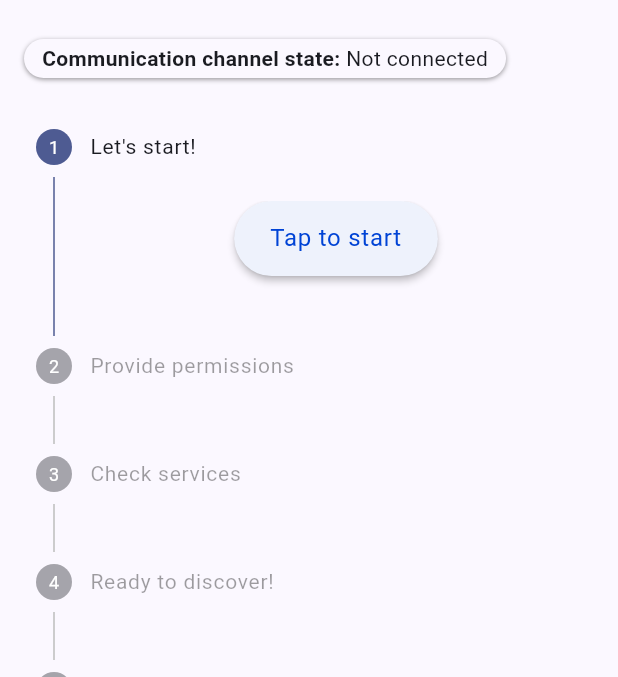
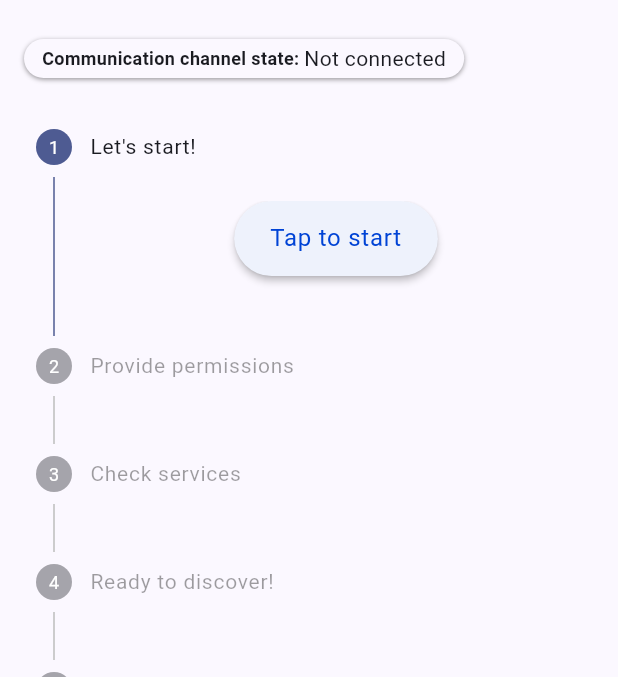
Before and after one commit to ksenia312/nearby_service, a Flutter app: the screen it shows after launch, on a phone screen of 412 x 824 dp, the part 63-740 px from its top. Run offline on Flutter 3.47's test engine with Material 3 defaults, Android fonts, the phone set to English and light mode, and no system bars; our stand-ins replace file_picker, plugin_platform_interface.

Commit message:
version 0.1.3

```diff
--- a/example/pubspec.yaml
+++ b/example/pubspec.yaml
@@ -9,7 +9,7 @@ environment:
 
 dependencies:
   provider: ^6.1.1
-  file_picker: ^6.1.1
+  file_picker: ^10.0.0
   flutter:
     sdk: flutter
 
@@ -22,7 +22,7 @@ dependencies:
 dev_dependencies:
   flutter_test:
     sdk: flutter
-  flutter_lints: ^3.0.1
+  flutter_lints: ^5.0.0
 
 flutter:
   uses-material-design: true
--- a/example_full/lib/presentation/components/device_preview.dart
+++ b/example_full/lib/presentation/components/device_preview.dart
@@ -19,7 +19,7 @@ class DevicePreview extends StatelessWidget {
     final color = device.status.isConnected ? kGreenColor : kGreyColor;
 
     final avatar = CircleAvatar(
-      backgroundColor: kBlueColor.withOpacity(0.7),
+      backgroundColor: kBlueColor.withValues(alpha: 0.7),
       foregroundColor: kWhiteColor,
       maxRadius: largeView ? 100 : 30,
       child: Padding(
--- a/example_full/lib/presentation/components/info_panel.dart
+++ b/example_full/lib/presentation/components/info_panel.dart
@@ -120,7 +120,7 @@ class _InfoChip extends StatelessWidget {
         boxShadow: [
           BoxShadow(
             blurRadius: 2,
-            color: Theme.of(context).shadowColor.withOpacity(0.4),
+            color: Theme.of(context).shadowColor.withValues(alpha: 0.4),
             offset: const Offset(0, 1),
           ),
         ],
@@ -133,13 +133,16 @@ class _InfoChip extends StatelessWidget {
             '$label: ',
             style: TextStyle(
               fontWeight: FontWeight.bold,
+              fontSize: 12,
               color: Theme.of(context).colorScheme.onSurface,
             ),
           ),
-          Text(
-            value,
-            style: TextStyle(
-              color: Theme.of(context).colorScheme.onSurface,
+          Flexible(
+            child: Text(
+              value,
+              style: TextStyle(
+                color: Theme.of(context).colorScheme.onSurface,
+              ),
             ),
           ),
         ],
--- a/example_full/lib/uikit/action_button.dart
+++ b/example_full/lib/uikit/action_button.dart
@@ -33,7 +33,7 @@ class ActionButton extends StatelessWidget {
         maximumSize: const Size(150, 50),
         minimumSize: const Size(70, 50),
         elevation: 2,
-        surfaceTintColor: type.color.withOpacity(0.05),
+        surfaceTintColor: type.color.withValues(alpha: 0.05),
       ),
       child: Text(
         title,
--- a/example_full/pubspec.yaml
+++ b/example_full/pubspec.yaml
@@ -7,7 +7,7 @@ environment:
 
 dependencies:
   provider: ^6.1.1
-  file_picker: ^6.1.1
+  file_picker: ^10.0.0
   flutter:
     sdk: flutter
 
@@ -20,7 +20,7 @@ dependencies:
 dev_dependencies:
   flutter_test:
     sdk: flutter
-  flutter_lints: ^3.0.1
+  flutter_lints: ^5.0.0
 
 flutter:
   uses-material-design: true
--- a/pubspec.yaml
+++ b/pubspec.yaml
@@ -1,6 +1,6 @@
 name: nearby_service
 description: Nearby Service Flutter Plugin is used to create connections in a P2P network. Supports sending text messages and files.
-version: 0.1.2
+version: 0.1.3
 homepage: https://github.com/ksenia312/nearby_service
 repository: https://github.com/ksenia312/nearby_service
 
```
Also changed, not shown: 16 other files.
